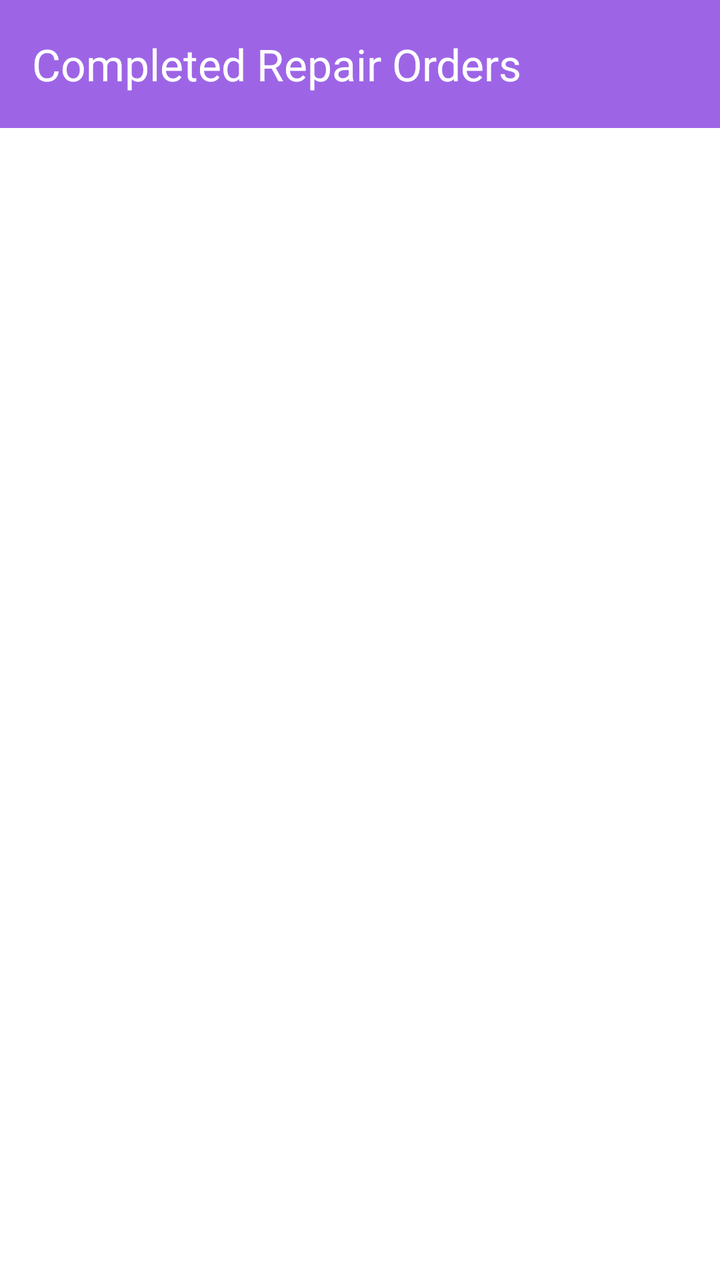
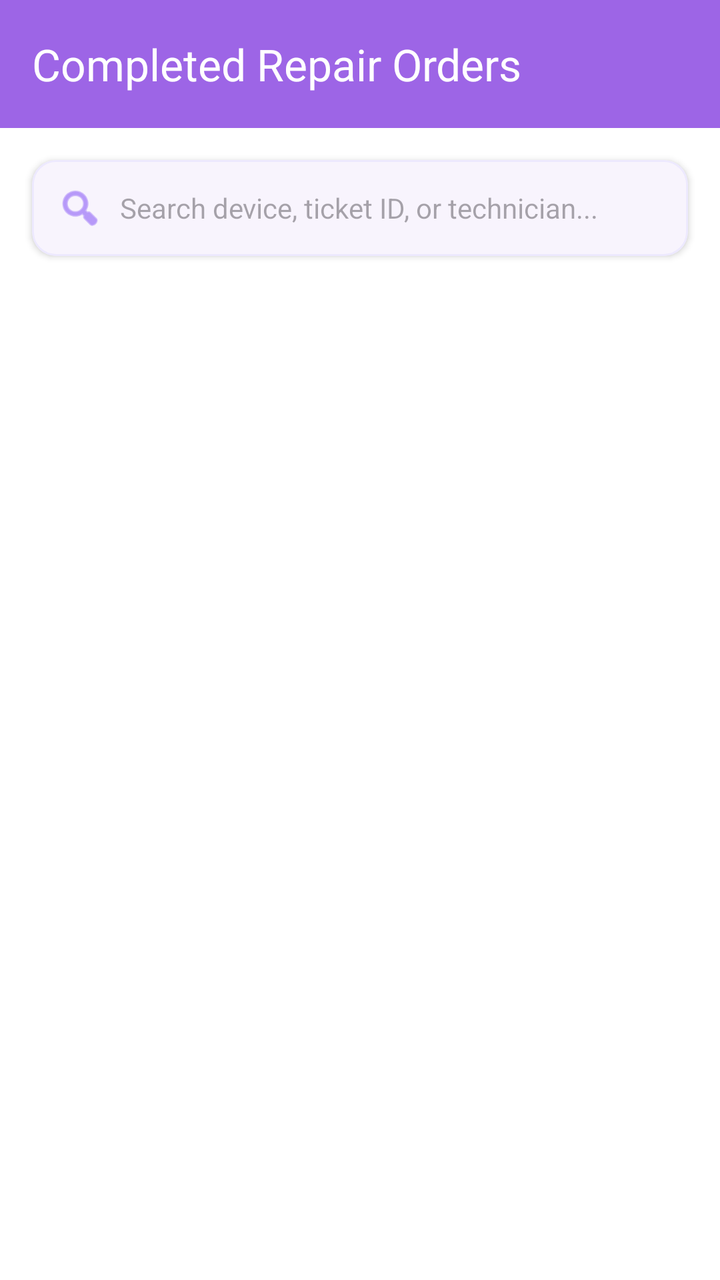

An Android layout rendered at two revisions. The XML below is the earlier revision; the diff shows what the commit changed to produce the second picture.
<!-- AndroidManifest.xml: application theme Theme.TechFix -->
<!-- res/layout/activity_admin_completed_orders.xml -->
<?xml version="1.0" encoding="utf-8"?>
<androidx.constraintlayout.widget.ConstraintLayout 
    xmlns:android="http://schemas.android.com/apk/res/android"
    xmlns:app="http://schemas.android.com/apk/res-auto"
    xmlns:tools="http://schemas.android.com/tools"
    android:layout_width="match_parent"
    android:layout_height="match_parent"
    android:background="@color/surfaceColor"
    tools:context="com.techfix.app.admin.AdminCompletedOrdersActivity">

    
    <com.google.android.material.appbar.AppBarLayout
        android:id="@+id/appBar"
        android:layout_width="match_parent"
        android:layout_height="wrap_content"
        app:layout_constraintTop_toTopOf="parent">
        <androidx.appcompat.widget.Toolbar
            android:id="@+id/toolbar"
            android:layout_width="match_parent"
            android:layout_height="?attr/actionBarSize"
            android:background="@color/primaryColor"
            app:title="Completed Repair Orders"
            app:titleTextColor="@color/white" />
    </com.google.android.material.appbar.AppBarLayout>

    
    <TextView
        android:id="@+id/noCompletedOrdersText"
        android:layout_width="wrap_content"
        android:layout_height="wrap_content"
        android:text="No completed orders found in database."
        android:textColor="@color/textSecondary"
        android:textSize="14sp"
        android:visibility="gone"
        app:layout_constraintTop_toTopOf="parent"
        app:layout_constraintBottom_toBottomOf="parent"
        app:layout_constraintStart_toStartOf="parent"
        app:layout_constraintEnd_toEndOf="parent" />

    
    <androidx.recyclerview.widget.RecyclerView
        android:id="@+id/completedRecyclerView"
        android:layout_width="match_parent"
        android:layout_height="0dp"
        android:layout_marginTop="8dp"
        android:padding="12dp"
        android:clipToPadding="false"
        app:layout_constraintTop_toBottomOf="@id/appBar"
        app:layout_constraintBottom_toBottomOf="parent"
        tools:listitem="@android:layout/simple_list_item_2" />

</androidx.constraintlayout.widget.ConstraintLayout>
<!-- resources referenced by this layout -->
<resources>
  <color name="primaryColor">#9D65E6</color>
  <color name="surfaceColor">#FFFFFF</color>
  <color name="textSecondary">#8B5CF6</color>
  <color name="white">#FFFFFFFF</color>
  <style name="Theme.TechFix" parent="Base.Theme.TechFix" />
  <style name="Base.Theme.TechFix" parent="Theme.Material3.DayNight.NoActionBar">
          
          <item name="colorPrimary">@color/primaryColor</item>
          <item name="colorPrimaryDark">@color/primaryDarkColor</item>
          <item name="colorSecondary">@color/secondaryColor</item>
          <item name="colorError">@color/errorColor</item>
          
          
          <item name="android:windowBackground">@color/backgroundColor</item>
          <item name="colorSurface">@color/surfaceColor</item>
          <item name="colorOnPrimary">@color/white</item>
          <item name="colorOnSecondary">@color/white</item>
      </style>
  <color name="primaryDarkColor">#6D28D9</color>
  <color name="secondaryColor">#8DE8B5</color>
  <color name="errorColor">#EF4444</color>
  <color name="backgroundColor">#F7F2FE</color>
</resources>

<!-- the commit's change to res/layout/activity_admin_completed_orders.xml (unified diff, before → after) -->
@@ -24,11 +24,48 @@
     </com.google.android.material.appbar.AppBarLayout>
 
     
+    <com.google.android.material.card.MaterialCardView
+        android:id="@+id/searchCard"
+        android:layout_width="match_parent"
+        android:layout_height="wrap_content"
+        android:layout_marginHorizontal="16dp"
+        android:layout_marginTop="16dp"
+        app:cardCornerRadius="12dp"
+        app:cardElevation="2dp"
+        app:strokeWidth="1dp"
+        app:strokeColor="@color/dividerColor"
+        app:layout_constraintTop_toBottomOf="@id/appBar">
+        <LinearLayout
+            android:layout_width="match_parent"
+            android:layout_height="wrap_content"
+            android:orientation="horizontal"
+            android:gravity="center_vertical"
+            android:paddingHorizontal="12dp">
+            <ImageView
+                android:layout_width="24dp"
+                android:layout_height="24dp"
+                android:src="@android:drawable/ic_menu_search"
+                app:tint="@color/textSecondary" />
+            <EditText
+                android:id="@+id/searchEditText"
+                android:layout_width="match_parent"
+                android:layout_height="48dp"
+                android:background="@android:color/transparent"
+                android:hint="Search device, ticket ID, or technician..."
+                android:textSize="14sp"
+                android:paddingStart="8dp"
+                android:inputType="text"
+                android:maxLines="1"
+                android:textColor="@color/textPrimary" />
+        </LinearLayout>
+    </com.google.android.material.card.MaterialCardView>
+
+    
     <TextView
         android:id="@+id/noCompletedOrdersText"
         android:layout_width="wrap_content"
         android:layout_height="wrap_content"
-        android:text="No completed orders found in database."
+        android:text="No completed orders found."
         android:textColor="@color/textSecondary"
         android:textSize="14sp"
         android:visibility="gone"
@@ -45,7 +82,7 @@
         android:layout_marginTop="8dp"
         android:padding="12dp"
         android:clipToPadding="false"
-        app:layout_constraintTop_toBottomOf="@id/appBar"
+        app:layout_constraintTop_toBottomOf="@id/searchCard"
         app:layout_constraintBottom_toBottomOf="parent"
         tools:listitem="@android:layout/simple_list_item_2" />
 
<!-- resource entries referenced after the edit -->
@@ -1,7 +1,9 @@
 <!-- resources referenced by this layout -->
 <resources>
+  <color name="dividerColor">#EDE9FE</color>
   <color name="primaryColor">#9D65E6</color>
   <color name="surfaceColor">#FFFFFF</color>
+  <color name="textPrimary">#3B0764</color>
   <color name="textSecondary">#8B5CF6</color>
   <color name="white">#FFFFFFFF</color>
   <style name="Theme.TechFix" parent="Base.Theme.TechFix" />
